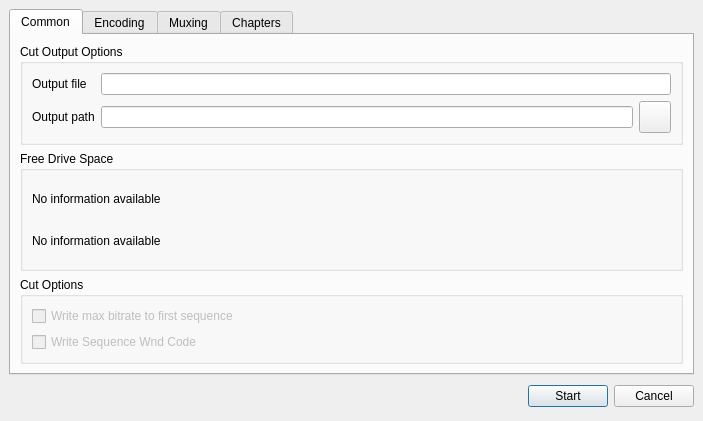
Above: branches/work/ui/avcutdialog.ui from BackupTheBerlios/ttcut-svn before the change. Below: the same form after it.
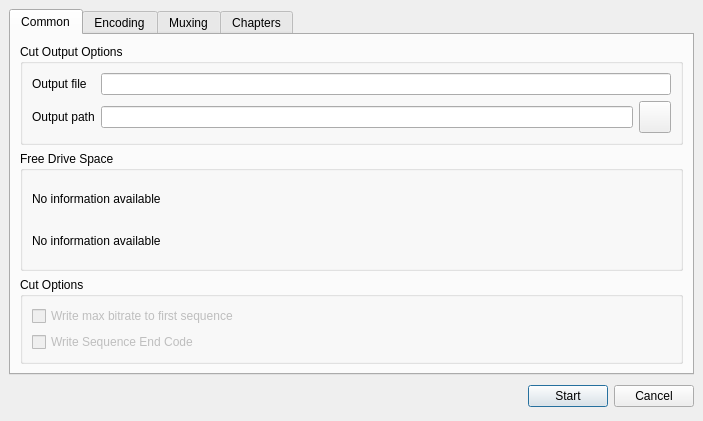
That is the form after the change. Icons and pictures are not drawn. Custom widgets are drawn as their Qt base class.

Commit message: correct spelling

Diff of the .ui file:
```diff
--- a/branches/work/ui/avcutdialog.ui
+++ b/branches/work/ui/avcutdialog.ui
@@ -190,7 +190,7 @@
              <bool>false</bool>
             </property>
             <property name="text" >
-             <string>Write Sequence Wnd Code</string>
+             <string>Write Sequence End Code</string>
             </property>
            </widget>
           </item>
```
